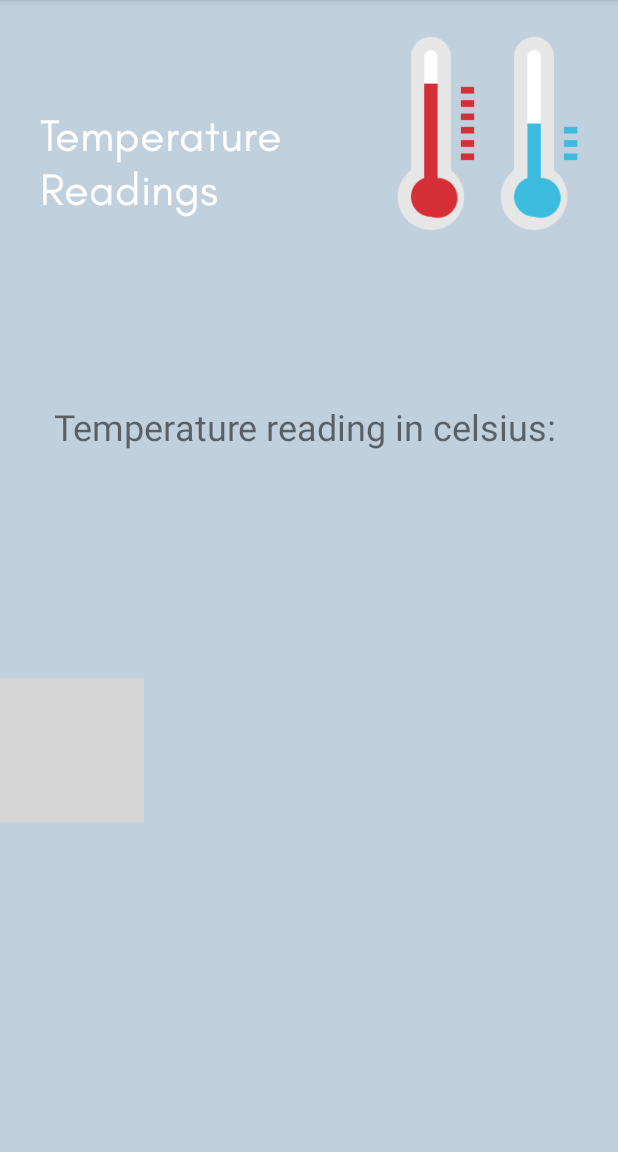
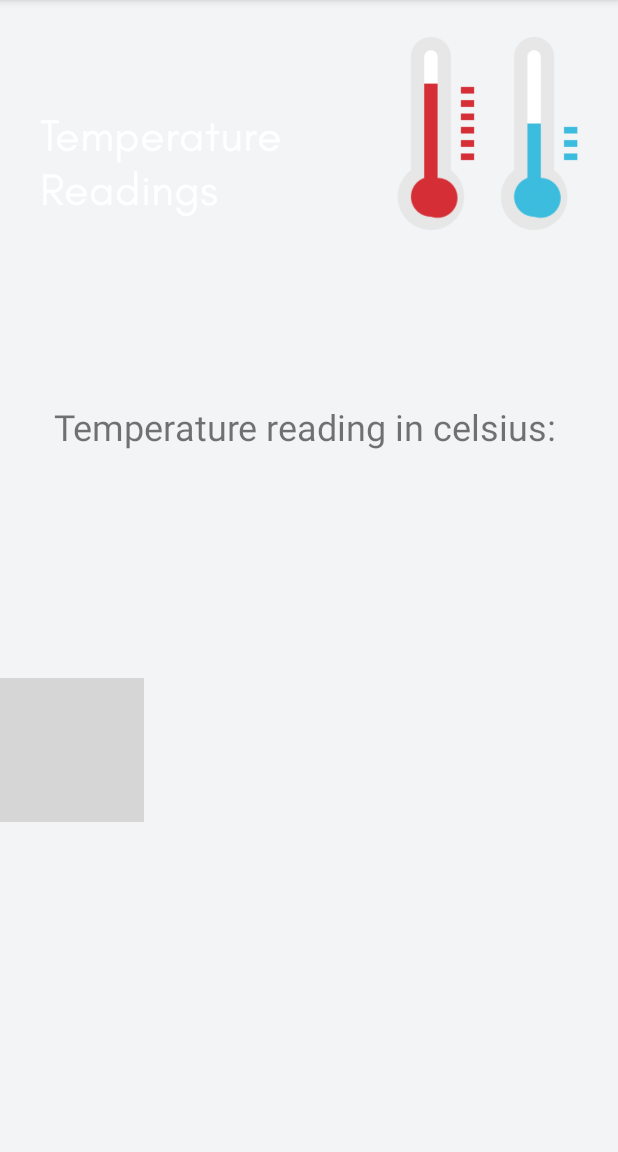
Before and after one commit to KevinSantizo2533/SmartProstheticArm, an Android app: the TemperatureActivity screen opened directly, with no data from a screen before it, on a phone screen of 412 x 824 dp, the part 84-1236 px from its top. Run offline under Robolectric (Android 15) with nearby library versions, the phone set to English and light mode, and no system bars; our stand-ins replace Firebase (no records; nobody signed in at launch, a user with empty details on screens opened directly); grey boxes are pictures that could not be loaded.

Commit message:
Modified temperature screen added celsius change theme

```diff
--- a/SmartProstheticArm/src/main/java/ca/kash/it/smartprostheticarm/TemperatureActivity.java
+++ b/SmartProstheticArm/src/main/java/ca/kash/it/smartprostheticarm/TemperatureActivity.java
@@ -35,7 +35,7 @@ public class TemperatureActivity extends AppCompatActivity {
             public void onDataChange(@NonNull DataSnapshot dataSnapshot) {
                 for (DataSnapshot data : dataSnapshot.getChildren()) {
                     String reading = data.child("reading").getValue().toString();
-                    TemperatureReading.setText(reading);
+                    TemperatureReading.setText(reading+"°C");
                 }
             }
             @Override
--- a/SmartProstheticArm/src/main/res/layout/activity_temp.xml
+++ b/SmartProstheticArm/src/main/res/layout/activity_temp.xml
@@ -1,11 +1,10 @@
 <?xml version="1.0" encoding="utf-8"?>
-<androidx.constraintlayout.widget.ConstraintLayout
-    xmlns:android="http://schemas.android.com/apk/res/android"
+<androidx.constraintlayout.widget.ConstraintLayout xmlns:android="http://schemas.android.com/apk/res/android"
     xmlns:app="http://schemas.android.com/apk/res-auto"
     xmlns:tools="http://schemas.android.com/tools"
     android:layout_width="match_parent"
-    android:background="#C1D0DD"
-    android:layout_height="match_parent">
+    android:layout_height="match_parent"
+    android:background="#F2F4F6">
 
 
     <ImageView
@@ -13,12 +12,12 @@
         android:layout_width="wrap_content"
         android:layout_height="wrap_content"
         android:layout_marginBottom="220dp"
+        android:contentDescription="@string/string_mountians"
         app:layout_constraintBottom_toBottomOf="parent"
         app:layout_constraintEnd_toEndOf="parent"
         app:layout_constraintHorizontal_bias="0.0"
         app:layout_constraintStart_toStartOf="parent"
-        app:srcCompat="@drawable/mountains2"
-        android:contentDescription="@string/string_mountians" />
+        app:srcCompat="@drawable/mountains2" />
 
 
     <TextView
```
